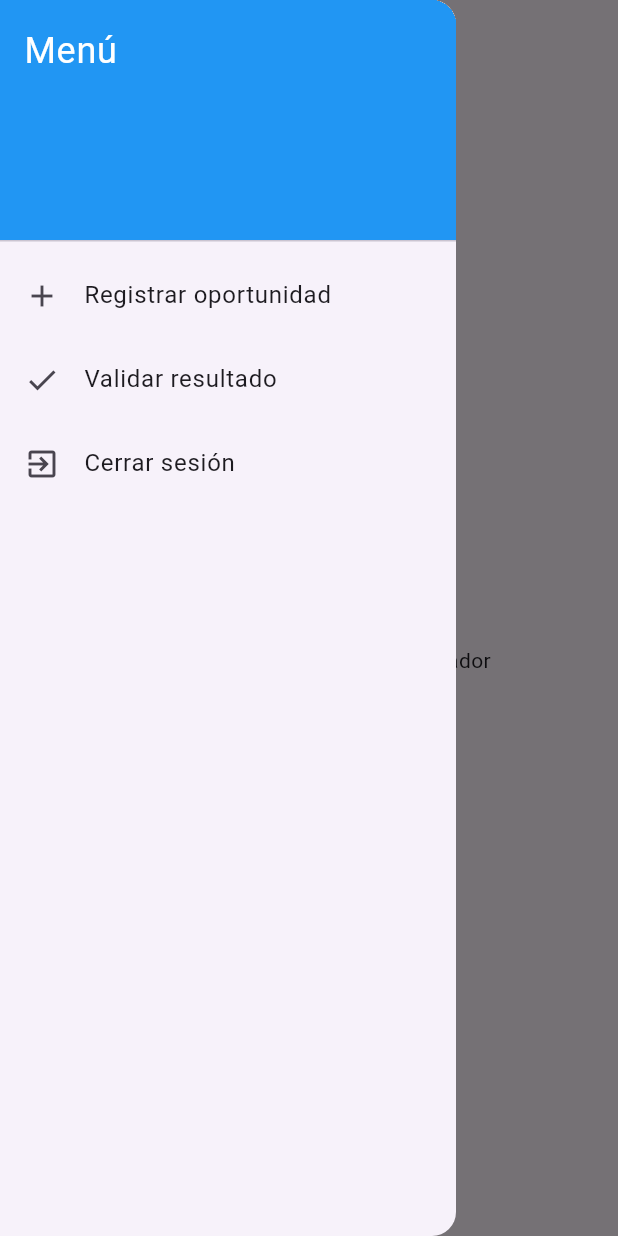
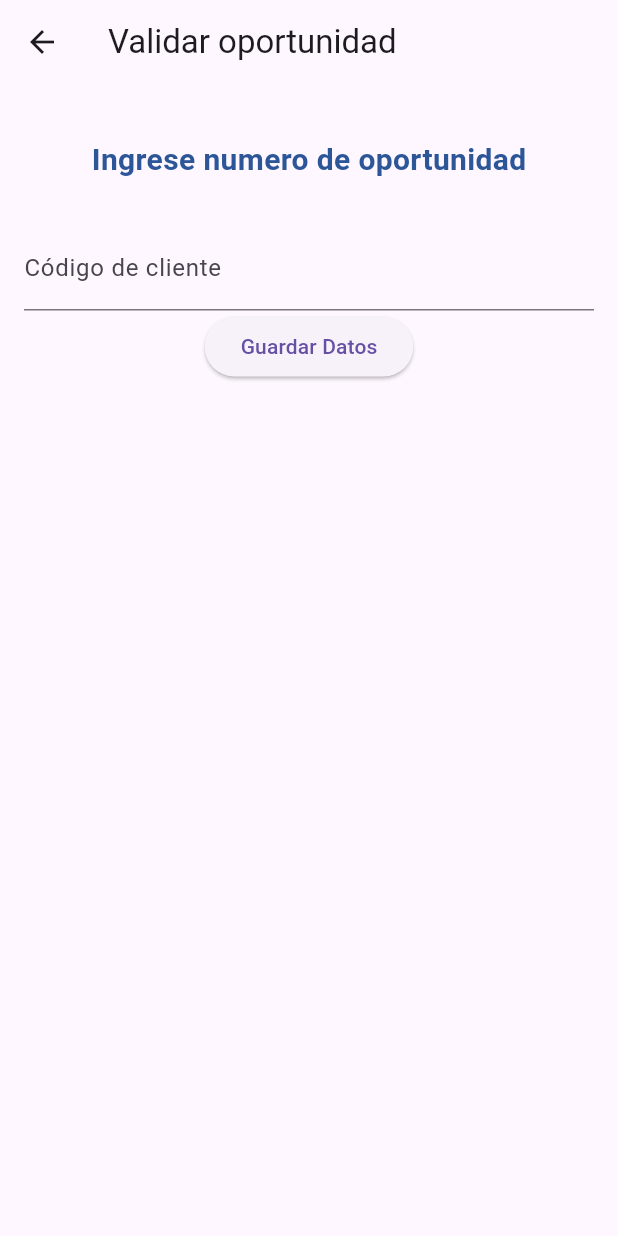
Before and after one commit to fmaderoa/myapp, a Flutter app: the AdminMenu screen opened directly, in the side drawer, after a tap on "Validar resultado", on a phone screen of 412 x 824 dp. Run offline on Flutter 3.47's test engine with Material 3 defaults, Android fonts, the phone set to English and light mode, and no system bars; missing offline and left inert: redis.

Commit message:
buscar oportunidades en redis pantalla

```diff
--- a/lib/view/menu_amin.dart
+++ b/lib/view/menu_amin.dart
@@ -1,5 +1,6 @@
 import 'package:flutter/material.dart';
 import 'package:myapp/view/login.dart';
+import 'package:myapp/view/validate_oportunity.dart';
 
 class AdminMenu extends StatelessWidget {
   const AdminMenu({Key? key}) : super(key: key);
@@ -43,6 +44,7 @@ class AdminMenu extends StatelessWidget {
               onTap: () {
                 // Navega a la pantalla de validación de resultados
                 // Implementa esta navegación según tus necesidades
+                _checkOportunity(context);
               },
             ),
             ListTile(
@@ -72,4 +74,12 @@ class AdminMenu extends StatelessWidget {
       MaterialPageRoute(builder: (context) => LoginScreen()),
     );
   }
+
+  void _checkOportunity(BuildContext context) {
+    // Navigate to login screen
+    Navigator.pushReplacement(
+      context,
+      MaterialPageRoute(builder: (context) => CaptureCheck()),
+    );
+  }
 }
--- /dev/null
+++ b/lib/view/validate_oportunity.dart
@@ -0,0 +1,137 @@
+
+import 'package:flutter/material.dart';
+import 'package:myapp/view/estilotitulo.dart';
+import 'package:redis/redis.dart';
+
+class CaptureCheck extends StatefulWidget {
+  const CaptureCheck({super.key});
+
+  @override
+  State<CaptureCheck> createState() => _CaptureState();
+}
+
+class _CaptureState extends State<CaptureCheck> {
+  int _isValidOportunity = 0;
+  final _formKey = GlobalKey<FormState>();
+
+  // Controllers for text fields
+  final _clientCodeController = TextEditingController();
+  void changeState (String response) {
+    print("entra aca");
+    if (response == "Lost") {
+      setState(() {
+        _isValidOportunity = -1;
+      });
+    } else {
+      setState(() {
+        _isValidOportunity = 1;
+      });
+    }
+  }
+
+  final conn = RedisConnection();
+
+
+void _isValid(String clientCode) async {
+    print('Validating opportunity');
+
+    final conn = RedisConnection();
+    Command client;
+
+    try {
+      // Connect to the Redis server
+      client = await conn.connectSecure(
+        'redis-17205.c245.us-east-1-3.ec2.redns.redis-cloud.com',
+        17205
+      );
+
+      // Authenticate with the Redis server
+      final authResponse = await client.send_object(["AUTH", "sTGiKr1gp3nrYoyXVPdv9zhdFW8H2eOC"]);
+      if (authResponse.toString() != 'OK') {
+        print('Authentication failed');
+        await conn.close();
+        return;
+      }
+
+      // Fetch the value for the given clientCode
+      final result = await client.send_object(["GET", clientCode]);
+
+      // Handle the result
+      print("Connection established");
+      changeState(result);
+    } catch (e) {
+      // Print error message
+      print('Error: $e');
+    } finally {
+      // Ensure the connection is closed
+      await conn.close();
+    }
+  }
+
+  @override
+  Widget build(BuildContext context) {
+
+    return Scaffold(
+      appBar: AppBar(
+        title: const Text('Validar oportunidad'),
+      ),
+      body: SingleChildScrollView(
+        child: Form(
+          key: _formKey,
+          child: Padding(
+            padding: const EdgeInsets.all(16.0),
+            child: Column(
+              children: [
+                const SizedBox(height: 20,),
+                const EstiloTitulo(textoTitulo: 'Ingrese numero de oportunidad'),
+                const SizedBox(height: 30,),
+                // Client code text field
+                TextFormField(
+                  controller: _clientCodeController,
+                  decoration: const InputDecoration(
+                    labelText: 'Código de cliente',
+                  ),
+                  validator: (value) {
+                    if (value == null || value.isEmpty) {
+                      return 'Por favor ingrese un código';
+                    }
+                    return null;
+                  },
+                ),
+
+                // Submit button
+                ElevatedButton(
+                  onPressed: () {
+                    final String value = _clientCodeController.text;
+                    if (_formKey.currentState!.validate()) {
+                      _isValid(value);
+                    }
+                  },
+                  child: const Text('Guardar Datos'),
+                ),
+                // Show the result of the validation
+                if (_isValidOportunity == 1)
+                  const Text(
+                    'La oportunidad es válida',
+                    style: TextStyle(
+                      color: Colors.green,
+                      fontSize: 20,
+                    ),
+                  ),
+                  // Show the result of the validation when it is not valid
+                if (_isValidOportunity == -1)
+                  const Text(
+                    'La oportunidad no es válida',
+                    style: TextStyle(
+                      color: Colors.red,
+                      fontSize: 20,
+                    ),
+                  ),
+              ],
+            ),
+          ),
+        ),
+      ),
+    );
+  }
+}
--- a/pubspec.yaml
+++ b/pubspec.yaml
@@ -40,6 +40,7 @@ dependencies:
   cupertino_icons: ^1.0.6
   dotenv: ^4.2.0
   flutter_dotenv: ^5.1.0
+  redis: ^4.0.0
 
 dev_dependencies:
   flutter_test:
```
Also changed, not shown: pubspec.lock, 1 other file.
